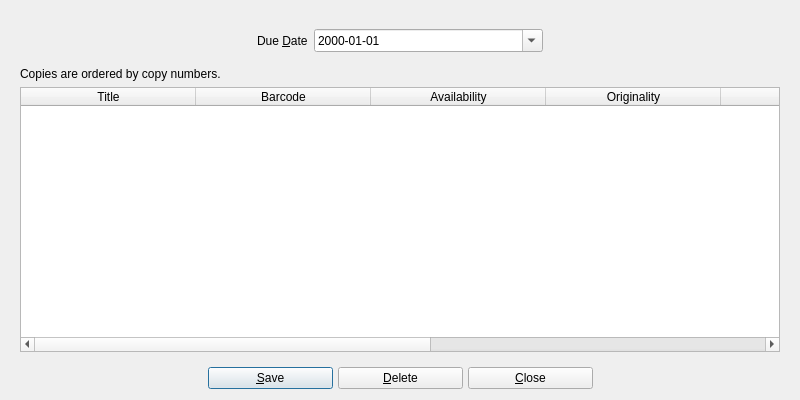
textbrowser/biblioteq, file UI/biblioteq_bookcopybrowser.ui: the form before one commit.
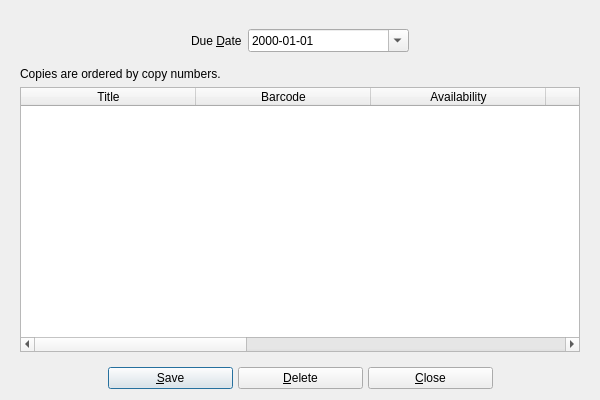
The form after the commit. Icons and pictures are not drawn.

```diff
--- a/UI/biblioteq_bookcopybrowser.ui
+++ b/UI/biblioteq_bookcopybrowser.ui
@@ -6,7 +6,7 @@
    <rect>
     <x>0</x>
     <y>0</y>
-    <width>800</width>
+    <width>600</width>
     <height>400</height>
    </rect>
   </property>
```
